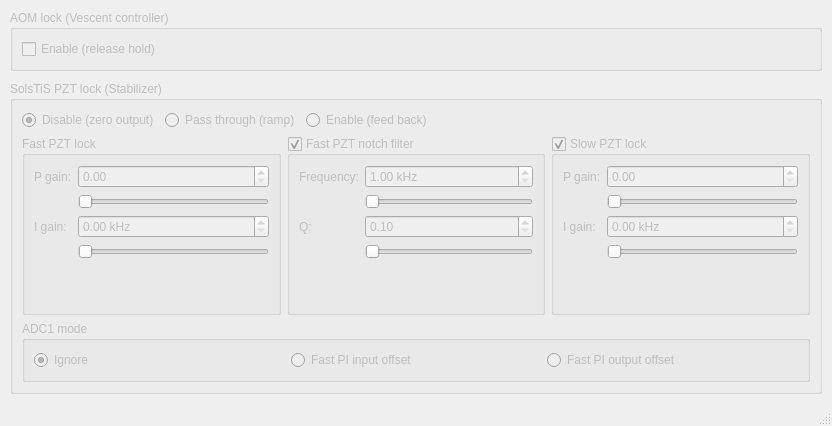
OxfordIonTrapGroup/stabilizer-ui, file l674_lock_ui/app.ui: the form before one commit.
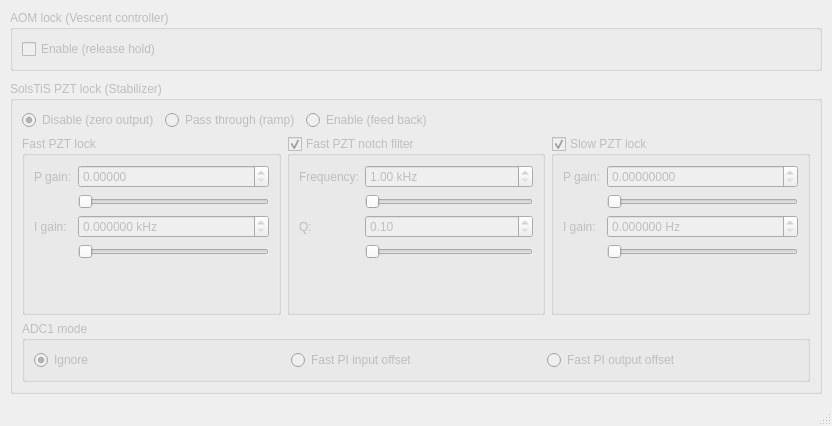
The form after the commit.

Commit message: Sensible gain ranges

What changed in the file:
```diff
--- a/l674_lock_ui/app.ui
+++ b/l674_lock_ui/app.ui
@@ -146,7 +146,20 @@
              </widget>
             </item>
             <item row="0" column="1">
-             <widget class="QDoubleSpinBox" name="fastPGainBox"/>
+             <widget class="QDoubleSpinBox" name="fastPGainBox">
+              <property name="minimum">
+               <double>0.000000001</double>
+              </property>
+              <property name="singleStep">
+               <double>0.0001</double>
+              </property>
+              <property name="maximum">
+               <double>0.1</double>
+              </property>
+              <property name="decimals">
+               <number>5</number>
+              </property>
+             </widget>
             </item>
             <item row="1" column="1">
              <widget class="QSlider" name="fastPGainSlider">
@@ -173,6 +186,18 @@
               <property name="suffix">
                <string> kHz</string>
               </property>
+              <property name="minimum">
+               <double>0.0</double>
+              </property>
+              <property name="singleStep">
+               <double>0.0001</double>
+              </property>
+              <property name="maximum">
+               <double>5.0</double>
+              </property>
+              <property name="decimals">
+               <number>6</number>
+              </property>
              </widget>
             </item>
             <item row="3" column="1">
@@ -279,7 +304,17 @@
            </property>
            <layout class="QFormLayout" name="formLayout_3">
             <item row="0" column="1">
-             <widget class="QDoubleSpinBox" name="slowPGainBox"/>
+             <widget class="QDoubleSpinBox" name="slowPGainBox">
+              <property name="minimum">
+               <double>0.000000001</double>
+              </property>
+              <property name="maximum">
+               <double>0.001</double>
+              </property>
+              <property name="decimals">
+               <number>8</number>
+              </property>
+             </widget>
             </item>
             <item row="1" column="1">
              <widget class="QSlider" name="slowPGainSlider">
@@ -314,7 +349,19 @@
             <item row="2" column="1">
              <widget class="QDoubleSpinBox" name="slowIGainBox">
               <property name="suffix">
-               <string> kHz</string>
+               <string> Hz</string>
+              </property>
+              <property name="minimum">
+               <double>0.0</double>
+              </property>
+              <property name="singleStep">
+               <double>0.00001</double>
+              </property>
+              <property name="maximum">
+               <double>1.0</double>
+              </property>
+              <property name="decimals">
+               <number>6</number>
               </property>
              </widget>
             </item>
```
The commit also changes 1 other file.
